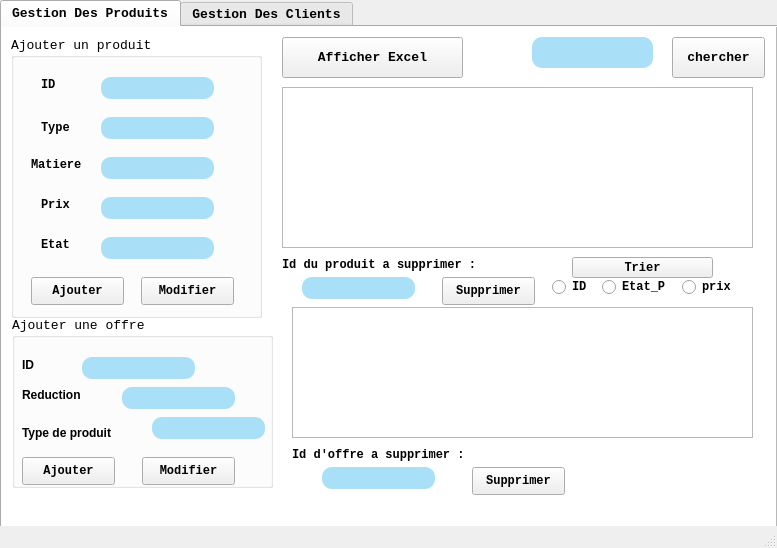
azizgarba/Smart_Dry_Cleaner_2A2, file mainwindow.ui: the form before one commit.
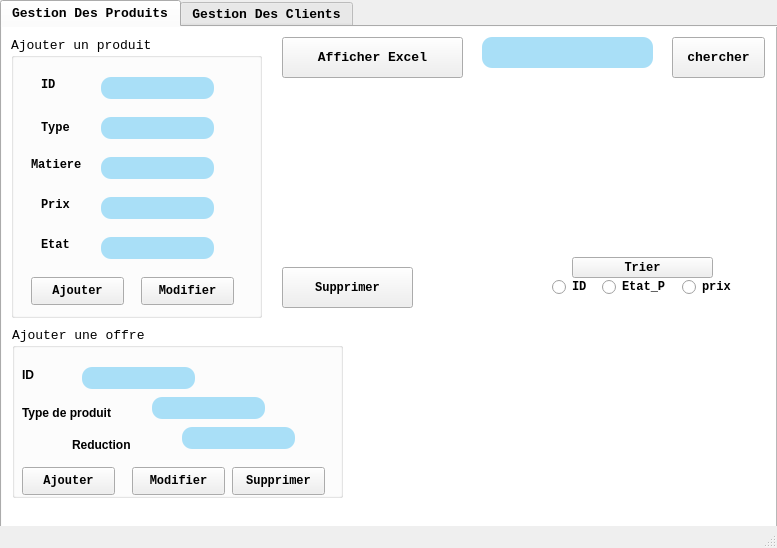
The form after the commit. Icons and pictures are not drawn.

Patch:
```diff
--- a/mainwindow.ui
+++ b/mainwindow.ui
@@ -72,10 +72,10 @@
      <widget class="QPushButton" name="pushButton_7">
       <property name="geometry">
        <rect>
-        <x>440</x>
-        <y>250</y>
-        <width>93</width>
-        <height>28</height>
+        <x>280</x>
+        <y>240</y>
+        <width>131</width>
+        <height>41</height>
        </rect>
       </property>
       <property name="font">
@@ -97,9 +97,9 @@
      <widget class="QLineEdit" name="lineEdit_7">
       <property name="geometry">
        <rect>
-        <x>530</x>
+        <x>480</x>
         <y>10</y>
-        <width>121</width>
+        <width>171</width>
         <height>31</height>
        </rect>
       </property>
@@ -424,7 +424,7 @@
        <string>Afficher Excel</string>
       </property>
      </widget>
-     <widget class="QTableView" name="tableView">
+     <widget class="QTreeView" name="treeView">
       <property name="geometry">
        <rect>
         <x>280</x>
@@ -435,39 +435,21 @@
       </property>
       <property name="font">
        <font>
-        <kerning>false</kerning>
+        <family>Segoe UI</family>
+        <kerning>true</kerning>
        </font>
       </property>
       <property name="styleSheet">
-       <string notr="true"/>
-      </property>
-     </widget>
-     <widget class="QLineEdit" name="lineEdit_6">
-      <property name="geometry">
-       <rect>
-        <x>300</x>
-        <y>250</y>
-        <width>113</width>
-        <height>22</height>
-       </rect>
-      </property>
-      <property name="styleSheet">
-       <string notr="true">background-color: rgb(169, 223, 247);
-color:rgb(0,0,0);
-
-color: rgb(0, 85, 0);
-
-border-radius:10px;
-width: 0px;
-height: 8000px;</string>
+       <string notr="true">background-color: transparent;
+border-color: transparent;</string>
       </property>
      </widget>
      <widget class="QGroupBox" name="groupBox_2">
       <property name="geometry">
        <rect>
         <x>10</x>
-        <y>290</y>
-        <width>261</width>
+        <y>300</y>
+        <width>331</width>
         <height>171</height>
        </rect>
       </property>
@@ -504,8 +486,8 @@
       <widget class="QLabel" name="label_7">
        <property name="geometry">
         <rect>
-         <x>10</x>
-         <y>70</y>
+         <x>60</x>
+         <y>110</y>
          <width>91</width>
          <height>16</height>
         </rect>
@@ -526,8 +508,8 @@
        <property name="geometry">
         <rect>
          <x>10</x>
-         <y>100</y>
-         <width>151</width>
+         <y>70</y>
+         <width>161</width>
          <height>31</height>
         </rect>
        </property>
@@ -566,27 +548,27 @@
       <widget class="QLineEdit" name="lineEdit_9">
        <property name="geometry">
         <rect>
-         <x>110</x>
-         <y>70</y>
-         <width>113</width>
-         <height>22</height>
-        </rect>
-       </property>
-       <property name="styleSheet">
-        <string notr="true">background-color: rgb(169, 223, 247);
-color:rgb(0,0,0);
-
-color: rgb(0, 85, 0);
-
-border-radius:10px;
-width: 0px;
-height: 8000px;</string>
-       </property>
-      </widget>
-      <widget class="QLineEdit" name="lineEdit_10">
-       <property name="geometry">
-        <rect>
          <x>140</x>
+         <y>70</y>
+         <width>113</width>
+         <height>22</height>
+        </rect>
+       </property>
+       <property name="styleSheet">
+        <string notr="true">background-color: rgb(169, 223, 247);
+color:rgb(0,0,0);
+
+color: rgb(0, 85, 0);
+
+border-radius:10px;
+width: 0px;
+height: 8000px;</string>
+       </property>
+      </widget>
+      <widget class="QLineEdit" name="lineEdit_10">
+       <property name="geometry">
+        <rect>
+         <x>170</x>
          <y>100</y>
          <width>113</width>
          <height>22</height>
@@ -626,7 +608,7 @@
       <widget class="QPushButton" name="pushButton_3">
        <property name="geometry">
         <rect>
-         <x>130</x>
+         <x>120</x>
          <y>140</y>
          <width>93</width>
          <height>28</height>
@@ -643,90 +625,38 @@
         <string>Modifier</string>
        </property>
       </widget>
+      <widget class="QPushButton" name="pushButton_4">
+       <property name="geometry">
+        <rect>
+         <x>220</x>
+         <y>140</y>
+         <width>93</width>
+         <height>28</height>
+        </rect>
+       </property>
+       <property name="font">
+        <font>
+         <pointsize>9</pointsize>
+         <weight>75</weight>
+         <bold>true</bold>
+        </font>
+       </property>
+       <property name="text">
+        <string>Supprimer</string>
+       </property>
+      </widget>
      </widget>
-     <widget class="QTableView" name="tableView_2">
+     <widget class="QTreeView" name="treeView_2">
       <property name="geometry">
        <rect>
-        <x>290</x>
-        <y>280</y>
-        <width>461</width>
-        <height>131</height>
-       </rect>
-      </property>
-     </widget>
-     <widget class="QLabel" name="label_10">
-      <property name="geometry">
-       <rect>
-        <x>280</x>
-        <y>230</y>
-        <width>231</width>
-        <height>16</height>
-       </rect>
-      </property>
-      <property name="font">
-       <font>
-        <pointsize>9</pointsize>
-       </font>
-      </property>
-      <property name="text">
-       <string>Id du produit a supprimer :</string>
-      </property>
-     </widget>
-     <widget class="QPushButton" name="pushButton_4">
-      <property name="geometry">
-       <rect>
-        <x>470</x>
-        <y>440</y>
-        <width>93</width>
-        <height>28</height>
-       </rect>
-      </property>
-      <property name="font">
-       <font>
-        <pointsize>9</pointsize>
-       </font>
-      </property>
-      <property name="text">
-       <string>Supprimer</string>
-      </property>
-     </widget>
-     <widget class="QLabel" name="label_11">
-      <property name="geometry">
-       <rect>
-        <x>290</x>
-        <y>420</y>
-        <width>251</width>
-        <height>16</height>
-       </rect>
-      </property>
-      <property name="font">
-       <font>
-        <pointsize>9</pointsize>
-       </font>
-      </property>
-      <property name="text">
-       <string>Id d'offre a supprimer :</string>
-      </property>
-     </widget>
-     <widget class="QLineEdit" name="lineEdit_11">
-      <property name="geometry">
-       <rect>
-        <x>320</x>
-        <y>440</y>
-        <width>113</width>
-        <height>22</height>
+        <x>370</x>
+        <y>310</y>
+        <width>391</width>
+        <height>151</height>
        </rect>
       </property>
       <property name="styleSheet">
-       <string notr="true">background-color: rgb(169, 223, 247);
-color:rgb(0,0,0);
-
-color: rgb(0, 85, 0);
-
-border-radius:10px;
-width: 0px;
-height: 8000px;
-</string>
+       <string notr="true">background-color: transparent;</string>
       </property>
      </widget>
      <widget class="QPushButton" name="pushButton_5">
```
Left out of the diff: 64 changed lines with no effect on the pictures.
